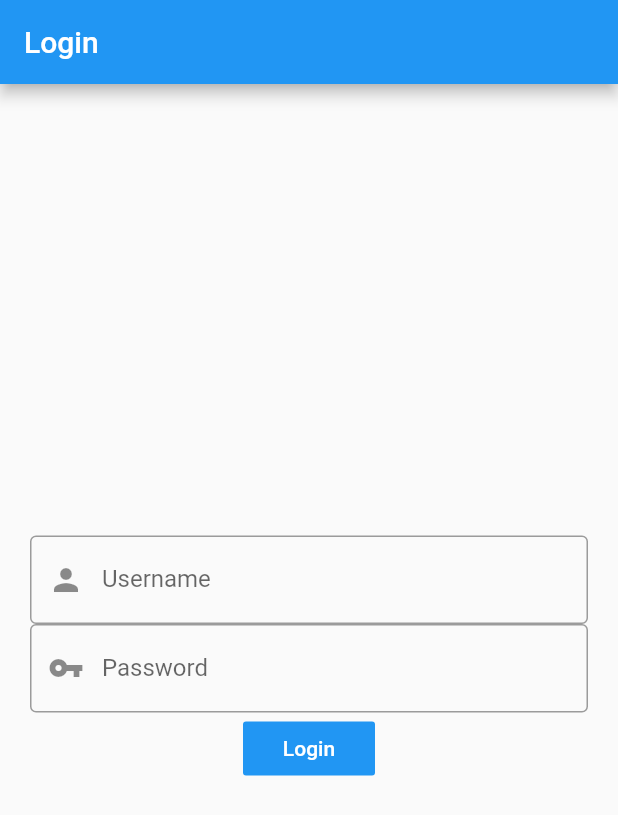
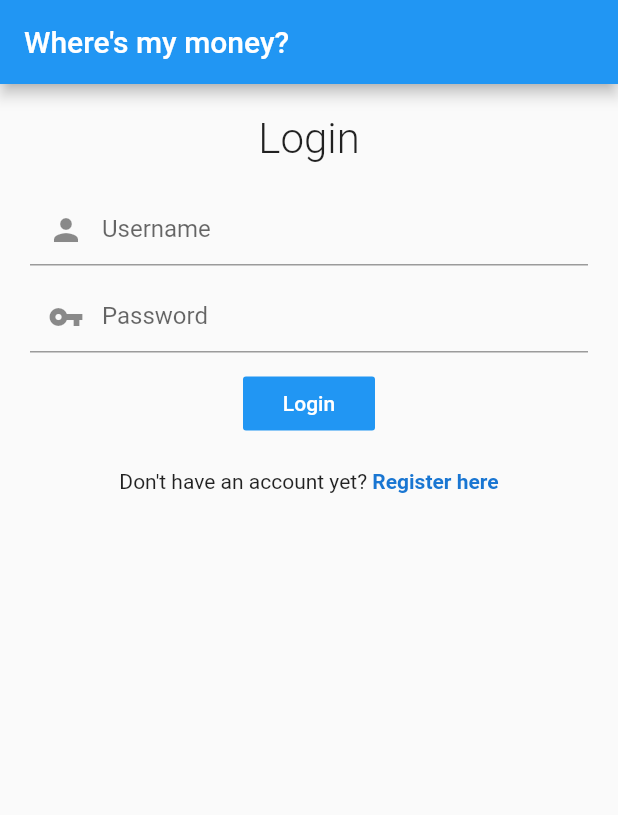
Before and after one commit to jakobkordez/wmm-reborn-flutter, a Flutter app: the screen it shows after launch, on a phone screen of 412 x 824 dp. Shown: the top 815 px of the screen. Run offline on Flutter 3.47's test engine with Material 2 defaults, Android fonts, the phone set to English and light mode, and no system bars; our stand-ins replace bloc, equatable, flutter_bloc, flutter_secure_storage.

Commit message:
Add register page

```diff
--- /dev/null
+++ b/lib/pages/login/cubit/register_cubit.dart
@@ -0,0 +1,8 @@
+import 'package:bloc/bloc.dart';
+import 'package:equatable/equatable.dart';
+
+part 'register_state.dart';
+
+class RegisterCubit extends Cubit<RegisterState> {
+  RegisterCubit() : super(RegisterInitial());
+}
--- a/lib/pages/login/login_form.dart
+++ b/lib/pages/login/login_form.dart
@@ -20,7 +20,16 @@ class _LoginFormState extends State<LoginForm> {
           password: _passwordController.text);
     }
 
-    return BlocListener<LoginCubit, LoginState>(
+    return SingleChildScrollView(
+      child: Padding(
+        padding: const EdgeInsets.all(20),
+        child: Column(
+          children: [
+            Text(
+              'Login',
+              style: TextStyle(fontSize: 28, fontWeight: FontWeight.w300),
+            ),
+            BlocListener<LoginCubit, LoginState>(
               listener: (context, state) {
                 if (state is LoginFailure) {
                   Scaffold.of(context).showSnackBar(
@@ -34,28 +43,32 @@ class _LoginFormState extends State<LoginForm> {
               child: BlocBuilder<LoginCubit, LoginState>(
                 builder: (context, state) {
                   if (state is LoginInProgress) {
-            return CircularProgressIndicator();
+                    return Padding(
+                      padding: const EdgeInsets.all(20),
+                      child: CircularProgressIndicator(),
+                    );
                   }
 
-          return Form(
-            child: Padding(
-              padding: EdgeInsets.all(20),
+                  return Padding(
+                    padding: const EdgeInsets.symmetric(vertical: 20),
+                    child: Form(
                       child: Column(
-                mainAxisAlignment: MainAxisAlignment.center,
                         children: <Widget>[
                           TextFormField(
                             decoration: InputDecoration(
+                                contentPadding: EdgeInsets.all(0),
                                 prefixIcon: Icon(Icons.person),
-                        border: OutlineInputBorder(),
                                 labelText: "Username"),
                             controller: _usernameController,
                             textInputAction: TextInputAction.next,
-                    onFieldSubmitted: (_) => FocusScope.of(context).nextFocus(),
+                            onFieldSubmitted: (_) =>
+                                FocusScope.of(context).nextFocus(),
                           ),
+                          Container(height: 10),
                           TextFormField(
                             decoration: InputDecoration(
+                                contentPadding: EdgeInsets.all(0),
                                 prefixIcon: Icon(Icons.vpn_key),
-                        border: OutlineInputBorder(),
                                 labelText: "Password"),
                             controller: _passwordController,
                             textInputAction: TextInputAction.done,
@@ -67,6 +80,7 @@ class _LoginFormState extends State<LoginForm> {
                             },
                             obscureText: true,
                           ),
+                          Container(height: 10),
                           FlatButton(
                             color: Colors.blue,
                             textColor: Colors.white,
@@ -83,6 +97,26 @@ class _LoginFormState extends State<LoginForm> {
                   );
                 },
               ),
+            ),
+            Row(
+              mainAxisAlignment: MainAxisAlignment.center,
+              children: [
+                Text('Don\'t have an account yet? '),
+                GestureDetector(
+                  onTap: () => DefaultTabController.of(context).index = 1,
+                  child: Text(
+                    'Register here',
+                    style: TextStyle(
+                      color: Colors.blue[700],
+                      fontWeight: FontWeight.bold,
+                    ),
+                  ),
+                ),
+              ],
+            ),
+          ],
+        ),
+      ),
     );
   }
 }
--- a/lib/pages/login/login_page.dart
+++ b/lib/pages/login/login_page.dart
@@ -3,6 +3,7 @@ import 'package:flutter_bloc/flutter_bloc.dart';
 import 'package:provider/provider.dart';
 
 import 'package:wmm_flutter/cubit/auth_cubit.dart';
+import 'package:wmm_flutter/pages/login/register_form.dart';
 import 'package:wmm_flutter/repositories/user_repository.dart';
 
 import 'cubit/login_cubit.dart';
@@ -13,15 +14,22 @@ class LoginPage extends StatelessWidget {
   Widget build(BuildContext context) {
     return Scaffold(
       appBar: AppBar(
-        title: const Text("Login"),
+        title: const Text('Where\'s my money?'),
       ),
-      body: Center(
+      body: DefaultTabController(
+        length: 2,
         child: BlocProvider<LoginCubit>(
           create: (context) => LoginCubit(
             authCubit: context.bloc<AuthCubit>(),
             userRepository: context.read<UserRepository>(),
           ),
-          child: LoginForm(),
+          child: TabBarView(
+            physics: NeverScrollableScrollPhysics(),
+            children: [
+              LoginForm(),
+              RegisterForm(),
+            ],
+          ),
         ),
       ),
     );
```
Also changed, not shown: lib/pages/login/cubit/register_state.dart (added, +10 -0 lines), lib/pages/login/register_form.dart (added, +153 -0 lines). Lines whose indentation alone changed are shown as unchanged.
